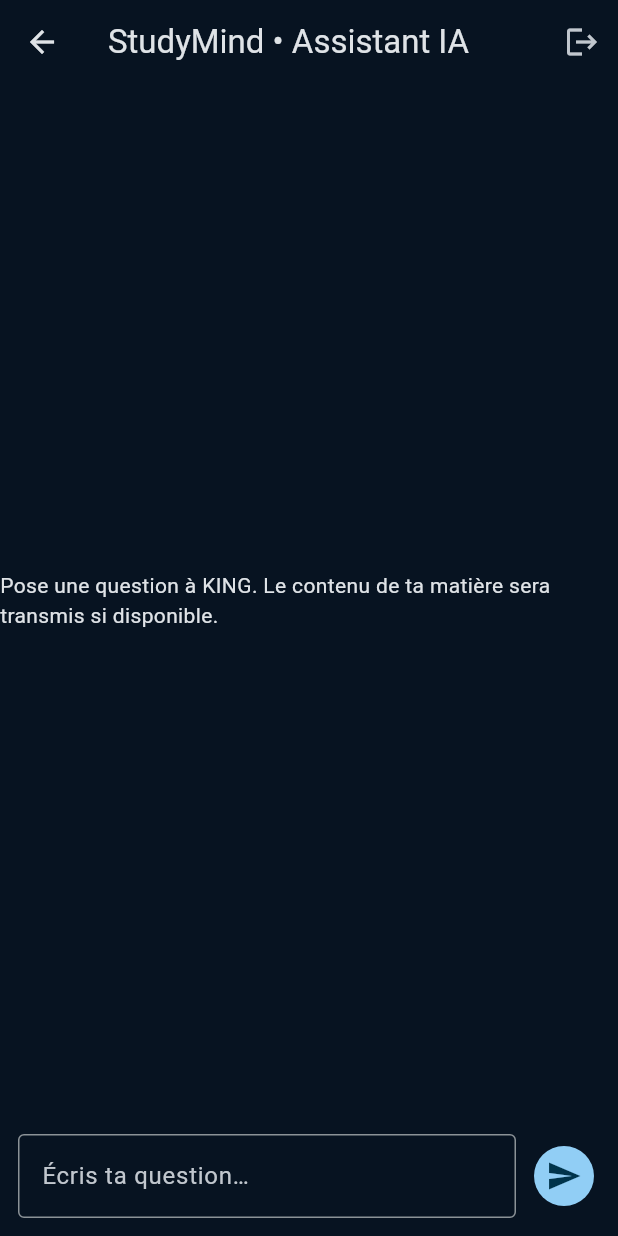
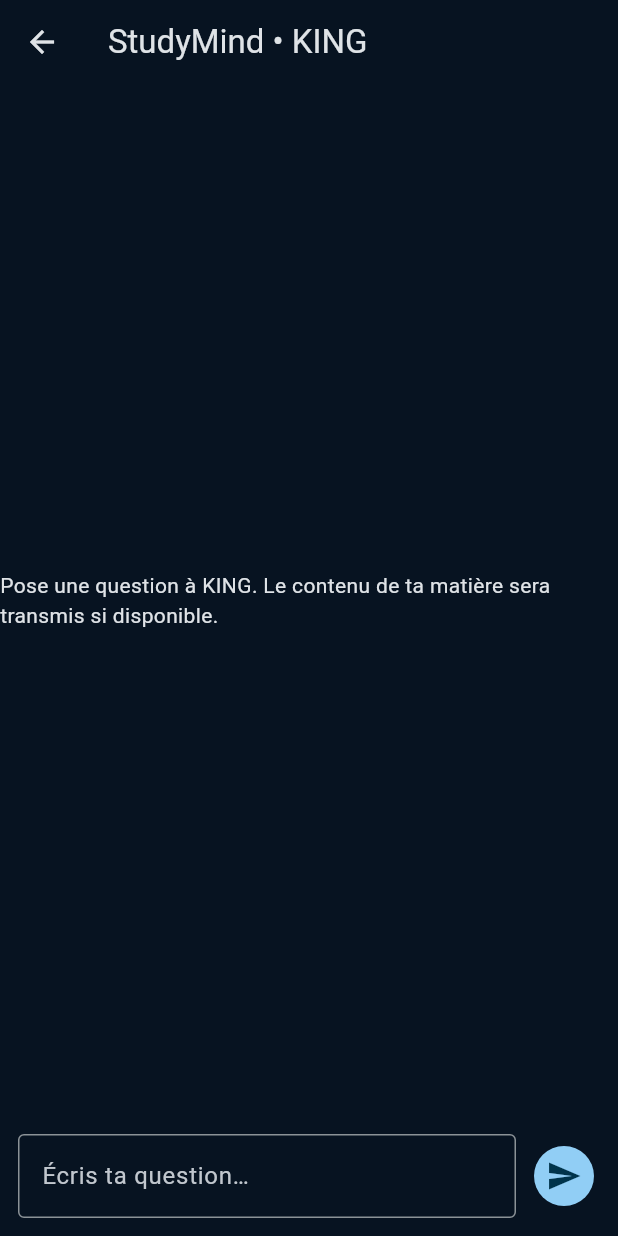
Before and after one commit to king04041020/StudyMind-apex, a Flutter app: the screen it shows once a user with an empty profile is signed in, after a tap on "IA", on a phone screen of 412 x 824 dp. Run offline on Flutter 3.47's test engine with Material 3 defaults, Android fonts, the phone set to English and light mode, and no system bars; our stand-ins replace cloud_firestore, file_picker, firebase_auth, firebase_core, shared_preferences; missing offline and left inert: syncfusion_flutter_pdf; accounts and stored records are empty; network calls fail.

Commit message:
Fix assistant navigation and add best friend personality

```diff
--- a/lib/main.dart
+++ b/lib/main.dart
@@ -90,7 +90,7 @@ class _StudyMindAppState extends State<StudyMindApp> {
       _assistantIdentity = storedIdentity == 'Garçon' ? 'KING' : storedIdentity == 'Fille' ? 'QUEEN' : storedIdentity;
       _customAssistantName = prefs.getString('customAssistantName') ?? 'Mon assistant';
       _assistantName = prefs.getString('assistantName') ??
-          (_assistantIdentity == 'QUEEN' ? 'QUEEN' : _assistantIdentity == 'PERSONNALISÉ' ? _customAssistantName : 'KING');
+          (_assistantIdentity == 'QUEEN' ? 'QUEEN' : _assistantIdentity == 'MEILLEUR AMI' ? 'MEILLEUR AMI' : _assistantIdentity == 'PERSONNALISÉ' ? _customAssistantName : 'KING');
       _assistantStyle = prefs.getString('assistantStyle') ?? 'Mentor';
       _courses = loadedCourses;
       _aiQuests = prefs.getString('aiQuests') == null ? <Map<String,String>>[] : (jsonDecode(prefs.getString('aiQuests')!) as List).whereType<Map>().map((e) => Map<String,String>.from(e)).toList();
@@ -359,7 +359,7 @@ class _StudyMindAppState extends State<StudyMindApp> {
     setState(() {
       _assistantIdentity = identity;
       if (customName != null && customName.trim().isNotEmpty) _customAssistantName = customName.trim();
-      _assistantName = identity == 'QUEEN' ? 'QUEEN' : identity == 'PERSONNALISÉ' ? _customAssistantName : 'KING';
+      _assistantName = identity == 'QUEEN' ? 'QUEEN' : identity == 'MEILLEUR AMI' ? 'MEILLEUR AMI' : identity == 'PERSONNALISÉ' ? _customAssistantName : 'KING';
       _assistantStyle = style;
     });
     _saveData();
@@ -1413,6 +1413,7 @@ void _assistantDialog(
               items: const [
                 DropdownMenuItem(value: 'KING', child: Text('KING')),
                 DropdownMenuItem(value: 'QUEEN', child: Text('QUEEN')),
+                DropdownMenuItem(value: 'MEILLEUR AMI', child: Text('MEILLEUR AMI')),
                 DropdownMenuItem(value: 'PERSONNALISÉ', child: Text('Personnalisé')),
               ],
               onChanged: (value) {
@@ -1720,7 +1721,7 @@ class _AssistantChatPageState extends State<AssistantChatPage> {
   void dispose() { _controller.dispose(); super.dispose(); }
   @override
   Widget build(BuildContext context) => Scaffold(
-    appBar: AppBar(title: const Text('StudyMind • Assistant IA'), actions:[IconButton(tooltip:'Déconnexion', icon:const Icon(Icons.logout), onPressed:()=>FirebaseAuth.instance.signOut())]),
+    appBar: AppBar(leading: IconButton(tooltip:'Retour', icon:const Icon(Icons.arrow_back), onPressed:()=>Navigator.of(context).maybePop()), title: Text('StudyMind • ${widget.assistantName}')),
     body: Column(children:[
       Expanded(child: _messages.isEmpty ? Center(child: Text('Pose une question à ${widget.assistantName}. Le contenu de ta matière sera transmis si disponible.')) : ListView.builder(padding:const EdgeInsets.all(16), itemCount:_messages.length, itemBuilder:(context,index){ final m=_messages[index]; final mine=m['role']=='user'; return Align(alignment:mine?Alignment.centerRight:Alignment.centerLeft, child: Container(margin:const EdgeInsets.symmetric(vertical:6), padding:const EdgeInsets.all(12), constraints:const BoxConstraints(maxWidth:340), decoration:BoxDecoration(color:mine?const Color(0xFF124A68):panelBlue,borderRadius:BorderRadius.circular(14)), child:Text(m['text']??'')));})),
       if (_error != null) Padding(padding:const EdgeInsets.symmetric(horizontal:12), child:Text(_error!,style:const TextStyle(color:Colors.redAccent))),
```
